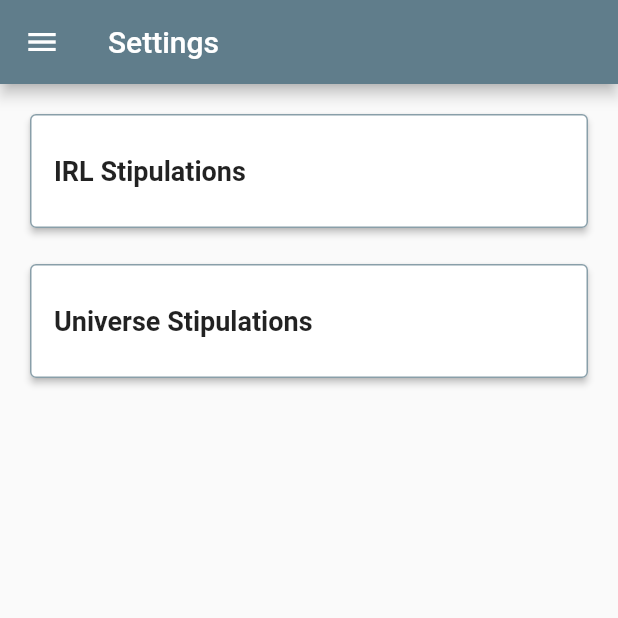
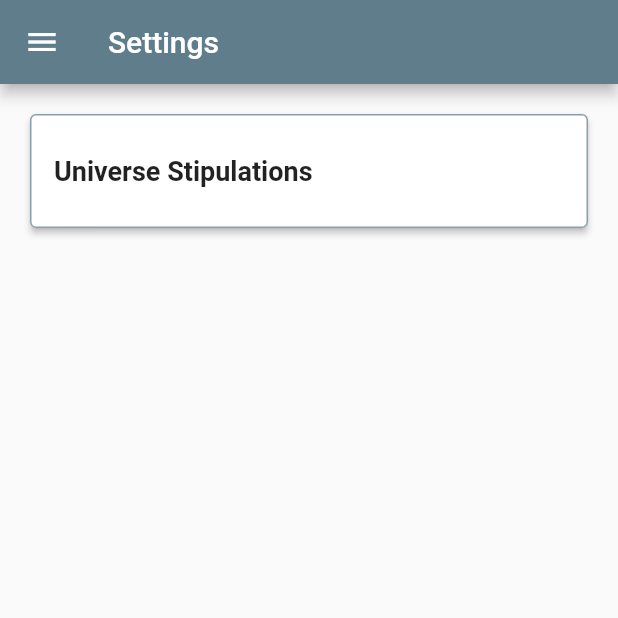
Before and after one commit to Evequios/Universe, a Flutter app: the SettingsPage screen opened directly, on a phone screen of 412 x 824 dp, the top half of it. Run offline on Flutter 3.47's test engine with Material 2 defaults, Android fonts, the phone set to English and light mode, and no system bars; our stand-ins replace animated_splash_screen, cloud_firestore, firebase_core, sqflite; accounts and stored records are empty.

Commit message:
Fix keepalive

```diff
--- a/lib/pages/Settings/SettingsPage.dart
+++ b/lib/pages/Settings/SettingsPage.dart
@@ -31,29 +31,29 @@ class _SettingsPage extends State<SettingsPage> {
       child : ListView(
         padding: const EdgeInsets.all(8),
         children: [
-          GestureDetector(
-            onTap: () async {
-              await Navigator.pushReplacement(context, MaterialPageRoute(builder:(context) => const IRLStipulationsPage(),));
-            },
-            child :SizedBox(
-              height: 100,
-              child : Card(
-                shape:RoundedRectangleBorder(
-                side: const BorderSide(color: Color.fromARGB(189, 96, 125, 139)),
-                borderRadius: BorderRadius.circular(4.0)),
-                margin: const EdgeInsets.all(12),
-                elevation: 2,
-                child: Padding(
-                  padding: const EdgeInsets.symmetric(vertical: 8.0, horizontal: 16),
-                  child: Row(
-                    children: const [
-                      Text('IRL Stipulations', style: TextStyle(fontWeight: FontWeight.bold, fontSize: 18),),
-                    ],
-                  )
-                )
-              )
-            )
-          ),
+          // GestureDetector(
+          //   onTap: () async {
+          //     await Navigator.pushReplacement(context, MaterialPageRoute(builder:(context) => const IRLStipulationsPage(),));
+          //   },
+          //   child :SizedBox(
+          //     height: 100,
+          //     child : Card(
+          //       shape:RoundedRectangleBorder(
+          //       side: const BorderSide(color: Color.fromARGB(189, 96, 125, 139)),
+          //       borderRadius: BorderRadius.circular(4.0)),
+          //       margin: const EdgeInsets.all(12),
+          //       elevation: 2,
+          //       child: Padding(
+          //         padding: const EdgeInsets.symmetric(vertical: 8.0, horizontal: 16),
+          //         child: Row(
+          //           children: const [
+          //             Text('IRL Stipulations', style: TextStyle(fontWeight: FontWeight.bold, fontSize: 18),),
+          //           ],
+          //         )
+          //       )
+          //     )
+          //   )
+          // ),
 
 
           GestureDetector(
--- a/lib/pages/Universe/UniverseShows/UniverseShowsPage.dart
+++ b/lib/pages/Universe/UniverseShows/UniverseShowsPage.dart
@@ -35,7 +35,9 @@ class _UniverseShowsPage extends State<UniverseShowsPage> with AutomaticKeepAliv
   }
 
   @override
-  Widget build(BuildContext context) => Scaffold(
+  Widget build(BuildContext context) {
+    super.build(context);
+    return Scaffold(
     drawer: const Navbar(),
     appBar: AppBar(
       title: const Text('Shows'),
@@ -62,6 +64,7 @@ class _UniverseShowsPage extends State<UniverseShowsPage> with AutomaticKeepAliv
       },
     ),
   );
+  }
 
   Widget buildUniverseShows() => ListView.builder(
     padding: const EdgeInsets.all(8),
--- a/lib/pages/Universe/UniverseSuperstars/UniverseSuperstarsPage.dart
+++ b/lib/pages/Universe/UniverseSuperstars/UniverseSuperstarsPage.dart
@@ -13,7 +13,7 @@ class UniverseSuperstarsPage extends StatefulWidget{
   _UniverseSuperstarsPage createState() => _UniverseSuperstarsPage();
 }
 
-class _UniverseSuperstarsPage extends State<UniverseSuperstarsPage> with AutomaticKeepAliveClientMixin {
+class _UniverseSuperstarsPage extends State<UniverseSuperstarsPage> with AutomaticKeepAliveClientMixin<UniverseSuperstarsPage> {
   UniverseBrands defaultBrand = const UniverseBrands(name: 'name');
   late List<UniverseSuperstars> superstarsList;
   late List<UniverseBrands> brandsList;
```
Also changed, not shown: lib/database.dart (+12 -12 lines).
